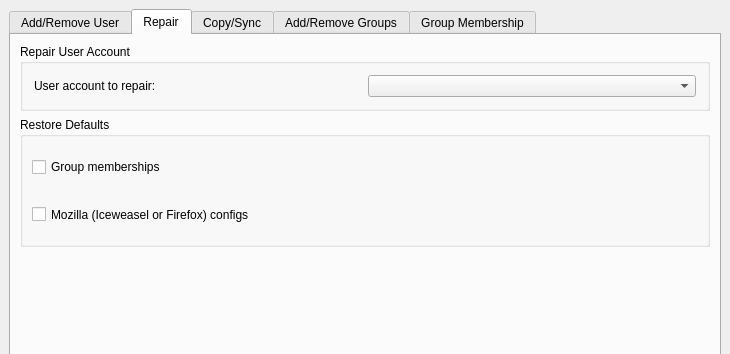
Old version of the form meconfig.ui in the repository timkb4cq/mx-user; both pictures show x 0 to 730 and y 0 to 354 of the 730 by 537 pixel window.
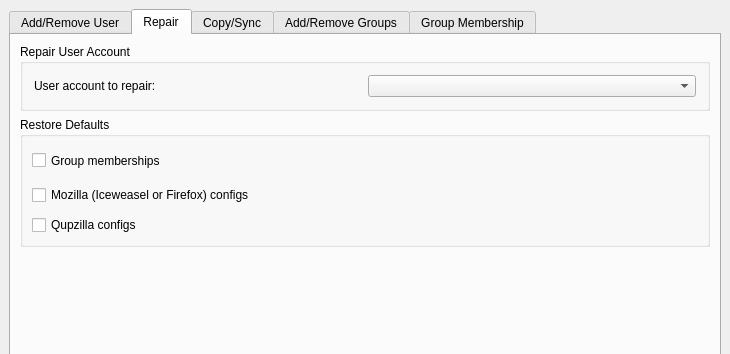
New version of the form. The open tabs and pages were chosen to show the change. Icons and pictures are not drawn.

Commit message: readded back qupzilla button

```diff
--- a/meconfig.ui
+++ b/meconfig.ui
@@ -364,6 +364,13 @@
             </property>
            </widget>
           </item>
+          <item row="2" column="0">
+           <widget class="QCheckBox" name="checkQupzilla">
+            <property name="text">
+             <string>Qupzilla configs</string>
+            </property>
+           </widget>
+          </item>
          </layout>
         </widget>
        </item>
```
Left out of the diff: 11 changed lines with no effect on the pictures. The commit also changes 2 other files.
